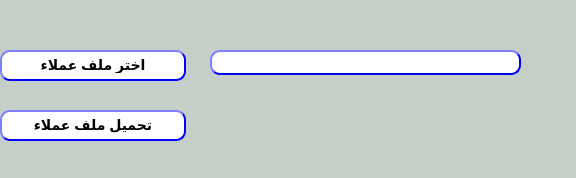
First picture: the form in presentation/loyalty_ui/uploadCustomers.ui, repository shymaa123456/HyperPOS2020, before the edit.
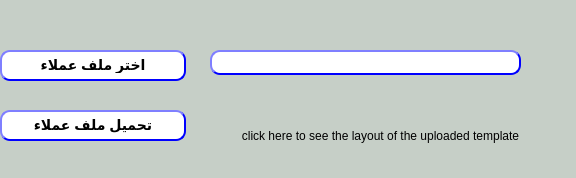
Second picture: the form after the edit.

Diff of the .ui file:
```diff
--- a/presentation/loyalty_ui/uploadCustomers.ui
+++ b/presentation/loyalty_ui/uploadCustomers.ui
@@ -133,6 +133,35 @@
                                     </string>
    </property>
   </widget>
+  <widget class="QPushButton" name="BTN_uploadTemp">
+   <property name="geometry">
+    <rect>
+     <x>220</x>
+     <y>120</y>
+     <width>321</width>
+     <height>31</height>
+    </rect>
+   </property>
+   <property name="font">
+    <font>
+     <pointsize>9</pointsize>
+     <italic>false</italic>
+    </font>
+   </property>
+   <property name="styleSheet">
+    <string notr="true">
+                                    </string>
+   </property>
+   <property name="text">
+    <string>click here to see the layout of the uploaded template</string>
+   </property>
+   <property name="autoDefault">
+    <bool>false</bool>
+   </property>
+   <property name="flat">
+    <bool>true</bool>
+   </property>
+  </widget>
  </widget>
  <resources/>
  <connections/>
```
